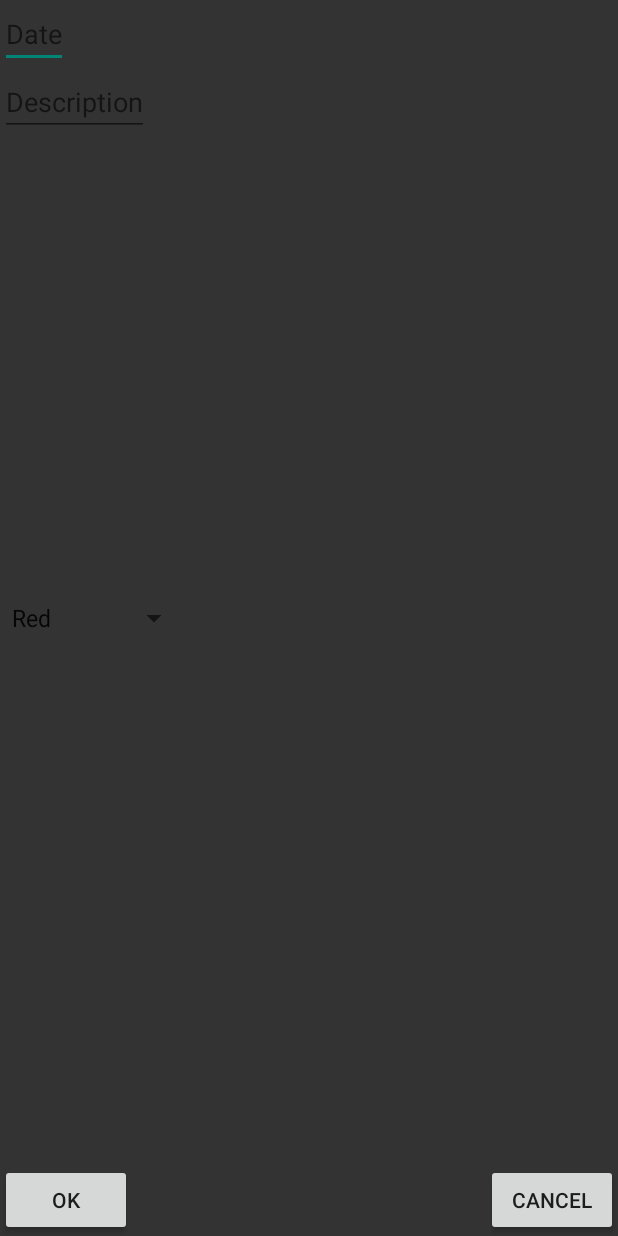
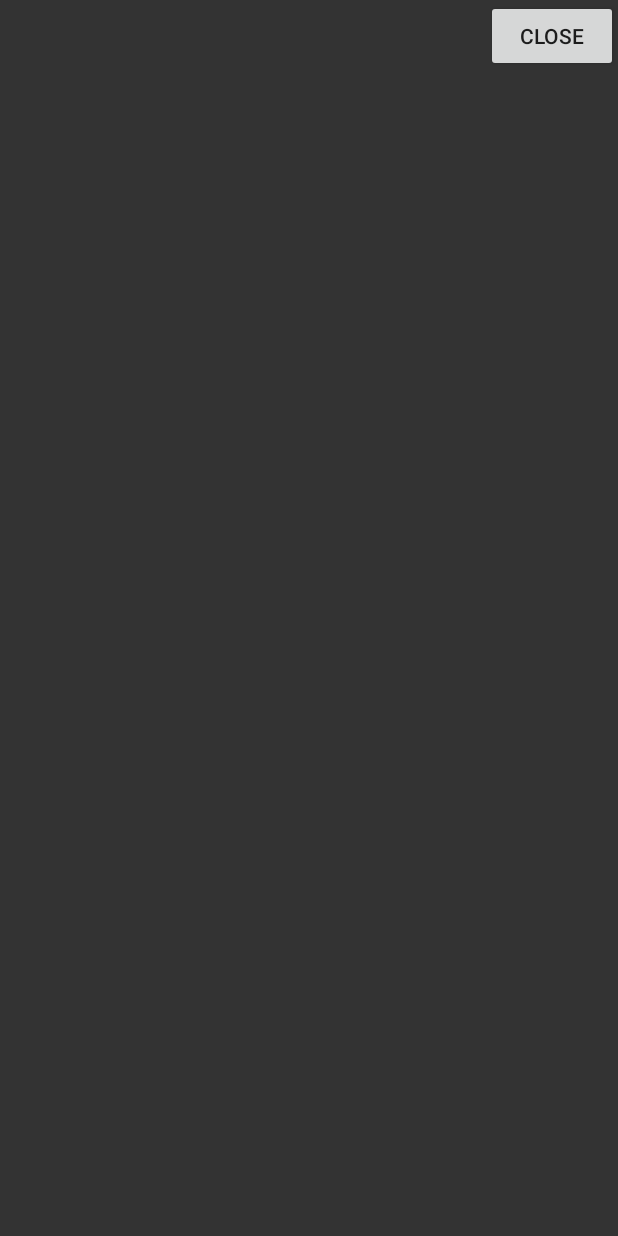
Before and after one commit to ojakovlj/Asteroid-Hunter, an Android app: the layout fragment_prompt.xml on its own in the app's theme, with its tools: preview values and no code run, on a phone screen of 412 x 824 dp. Run offline under Robolectric (Android 15) with nearby library versions, the phone set to English and light mode, and no system bars.

```diff
--- a/app/src/main/java/com/sincress/entitymap/Entity.java
+++ b/app/src/main/java/com/sincress/entitymap/Entity.java
@@ -15,4 +15,6 @@ public interface Entity {
 
     public void setPosition(Point newposition);
     public Point getPosition();
+
+    public int getType();
 }
--- a/app/src/main/res/layout/fragment_prompt.xml
+++ b/app/src/main/res/layout/fragment_prompt.xml
@@ -3,49 +3,32 @@
     android:layout_height="match_parent" tools:context="com.sincress.entitymap.PromptFragment"
     android:background="#333333">
 
-    <Button
-        android:layout_width="wrap_content"
-        android:layout_height="wrap_content"
-        android:text="@string/okbutton"
-        android:onClick="toggleFragment"
-        android:id="@+id/okbutton"
-        android:layout_gravity="left|bottom" />
 
-    <Spinner
-        android:layout_width="wrap_content"
-        android:layout_height="wrap_content"
-        android:id="@+id/colorSpinner"
-        android:entries="@array/entries"
-        android:layout_gravity="left|center_vertical" />
-
-    <Button
-        android:layout_width="wrap_content"
-        android:layout_height="wrap_content"
-        android:text="@string/cancelbutton"
-        android:onClick="removeFragment"
-        android:id="@+id/cancelbutton"
-        android:layout_gravity="right|bottom" />
 
     <LinearLayout
         android:orientation="vertical"
         android:layout_width="fill_parent"
         android:layout_height="fill_parent"
         android:layout_gravity="left|top">
-
-        <EditText
+        <Button
             android:layout_width="wrap_content"
             android:layout_height="wrap_content"
-            android:id="@+id/dateField"
-            android:textColor="#fff"
-            android:hint="@string/dateText"
+            android:text="Close"
+            android:onClick="toggleFragment"
+            android:id="@+id/cancelbutton"
+            android:layout_gravity="right|bottom" />
+
+        <ImageView
+            android:layout_width="wrap_content"
+            android:layout_height="wrap_content"
+            android:id="@+id/image"
             android:layout_gravity="left|top" />
 
-        <EditText
+        <TextView
             android:layout_width="wrap_content"
             android:layout_height="wrap_content"
-            android:id="@+id/descField"
+            android:id="@+id/descText"
             android:textColor="#fff"
-            android:hint="@string/descTect"
             android:layout_gravity="left|top" />
 
     </LinearLayout>
--- a/app/src/main/res/values/strings.xml
+++ b/app/src/main/res/values/strings.xml
@@ -1,19 +1,6 @@
 <resources>
     <string name="app_name">EntityMap</string>
 
-    <string-array name="entries">
-        <item>Red</item>
-        <item>Yellow</item>
-        <item>Blue</item>
-        <item>Green</item>
-        <item>Cyan</item>
-        <item>Gray</item>
-        <item>Magenta</item>
-    </string-array>
-
-    <string name="okbutton">Ok</string>
-    <string name="cancelbutton">Cancel</string>
-    <string name="dateText">Date</string>
-    <string name="descTect">Description</string>
+    <string name="closefragment">Close</string>
 
 </resources>
```
Also changed, not shown: app/src/main/java/com/sincress/entitymap/DateEventEntity.java (deleted, +0 -86 lines), app/src/main/java/com/sincress/entitymap/EntityManager.java (+4 -40 lines), 1 other file.
